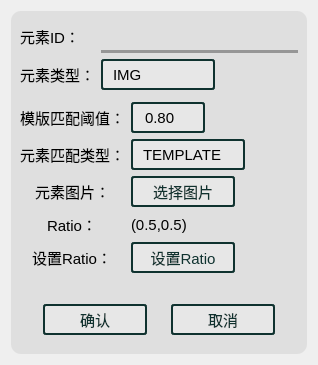
Above: tool/ResourceManager/ui/NewElement.ui from XBJF-X/Xuan-s-UltilityAutoNaruto before the change. Below: the same form after it.
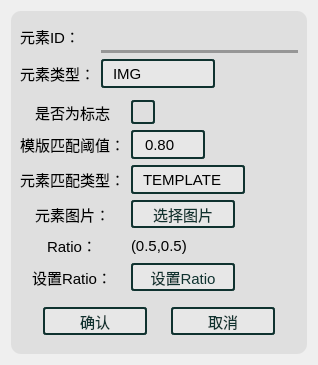
That is the form after the change.

Diff of the .ui file:
```diff
--- a/tool/ResourceManager/ui/NewElement.ui
+++ b/tool/ResourceManager/ui/NewElement.ui
@@ -7,7 +7,7 @@
     <x>0</x>
     <y>0</y>
     <width>318</width>
-    <height>365</height>
+    <height>360</height>
    </rect>
   </property>
   <property name="windowTitle">
@@ -25,7 +25,25 @@
                 background-color: #dfdfdf;  /* 背景颜色 */
 border-radius:10px;
             }
+/* 调整勾选框的大小 */
+QCheckBox::indicator {
+	width: 20px;      /* 勾选框宽度 */
+	height: 20px;     /* 勾选框高度 */
+	outline:none;
+border:none;
+}
 
+/* 可选：设置勾选框不同状态的样式 */
+QCheckBox::indicator:unchecked {
+	border: 2px solid #0f322f;
+	border-radius: 3px;
+}
+QCheckBox::indicator:checked {
+	background-color:#39C5BB;
+	border: 2px solid #0f322f;
+	border-radius: 3px;
+	
+}
 /* 1. 未选中（默认）状态的下边框 */
 QLineEdit {
                 /* 清除默认边框，只保留下边框 */
@@ -268,14 +286,14 @@
             <property name="formAlignment">
              <set>Qt::AlignmentFlag::AlignHCenter|Qt::AlignmentFlag::AlignTop</set>
             </property>
-            <item row="0" column="0">
+            <item row="1" column="0">
              <widget class="QLabel" name="element_threshold_Label_2">
               <property name="text">
                <string>模版匹配阈值：</string>
               </property>
              </widget>
             </item>
-            <item row="0" column="1">
+            <item row="1" column="1">
              <widget class="QDoubleSpinBox" name="element_threshold_DoubleSpinBox_2">
               <property name="maximum">
                <double>1.000000000000000</double>
@@ -288,14 +306,14 @@
               </property>
              </widget>
             </item>
-            <item row="1" column="0">
+            <item row="2" column="0">
              <widget class="QLabel" name="element_match_type_Label_2">
               <property name="text">
                <string>元素匹配类型：</string>
               </property>
              </widget>
             </item>
-            <item row="1" column="1">
+            <item row="2" column="1">
              <widget class="QComboBox" name="element_match_type_ComboBox_2">
               <item>
                <property name="text">
@@ -309,28 +327,28 @@
               </item>
              </widget>
             </item>
-            <item row="2" column="0">
+            <item row="3" column="0">
              <widget class="QLabel" name="element_image_Label_2">
               <property name="text">
                <string>元素图片：</string>
               </property>
              </widget>
             </item>
-            <item row="2" column="1">
+            <item row="3" column="1">
              <widget class="QPushButton" name="set_img_btn">
               <property name="text">
                <string>选择图片</string>
               </property>
              </widget>
             </item>
-            <item row="3" column="0">
+            <item row="4" column="0">
              <widget class="QLabel" name="element_ratio_Label">
               <property name="text">
                <string>Ratio：</string>
               </property>
              </widget>
             </item>
-            <item row="3" column="1">
+            <item row="4" column="1">
              <widget class="QWidget" name="element_ratio_Widget" native="true">
               <layout class="QVBoxLayout" name="verticalLayout_4">
                <property name="leftMargin">
@@ -355,14 +373,14 @@
               </layout>
              </widget>
             </item>
-            <item row="4" column="0">
+            <item row="5" column="0">
              <widget class="QLabel" name="ratioLabel">
               <property name="text">
                <string>设置Ratio：</string>
               </property>
              </widget>
             </item>
-            <item row="4" column="1">
+            <item row="5" column="1">
              <widget class="QWidget" name="ratioWidget" native="true">
               <layout class="QVBoxLayout" name="verticalLayout_6">
                <property name="leftMargin">
@@ -387,6 +405,16 @@
               </layout>
              </widget>
             </item>
+            <item row="0" column="0">
+             <widget class="QLabel" name="Label">
+              <property name="text">
+               <string>是否为标志</string>
+              </property>
+             </widget>
+            </item>
+            <item row="0" column="1">
+             <widget class="QCheckBox" name="is_symbol"/>
+            </item>
            </layout>
           </item>
          </layout>
```
